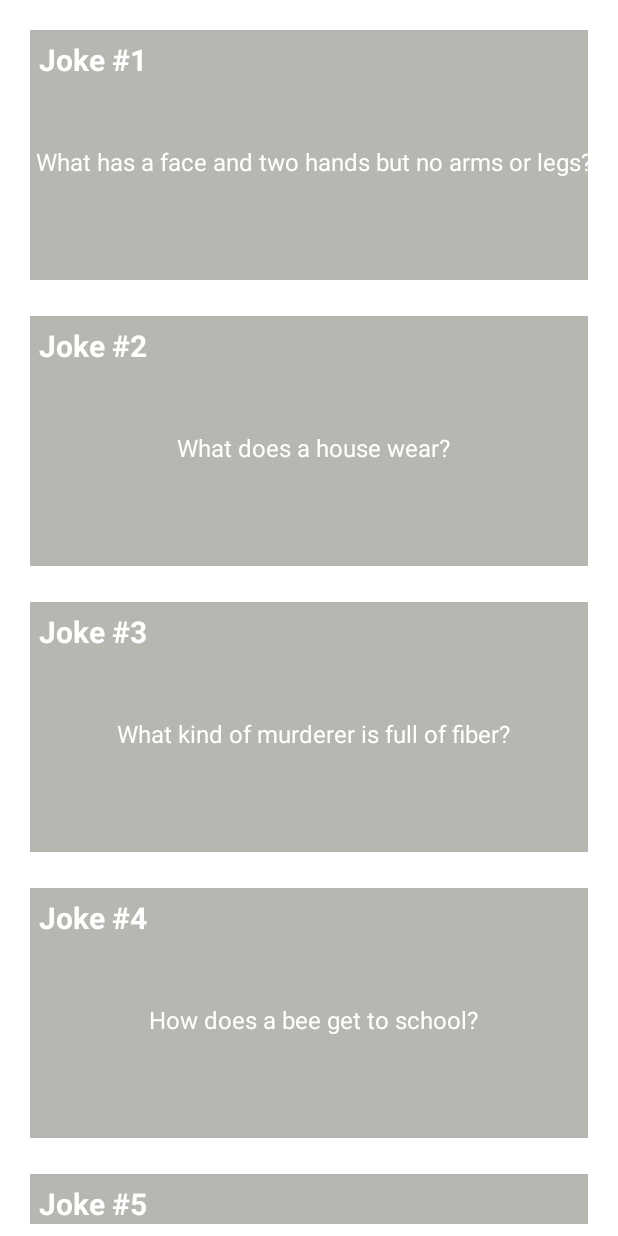
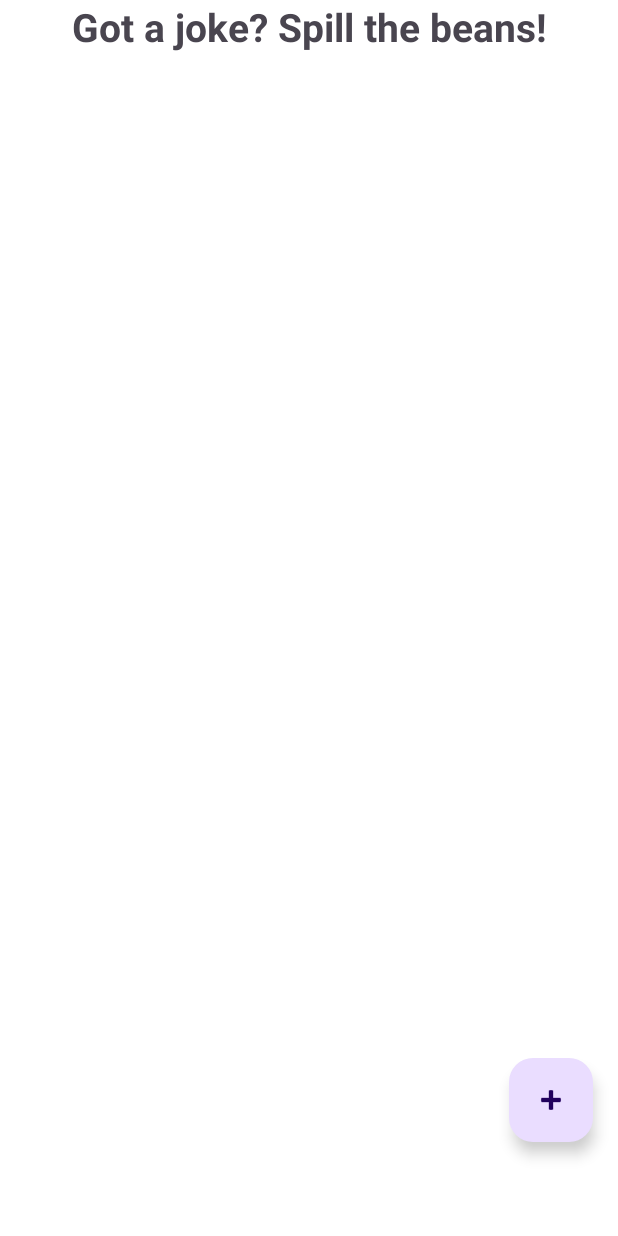
Before and after one commit to pulkabarlova/Sad_Humster, an Android app: the screen it shows after launch (MainActivity), on a phone screen of 412 x 824 dp. Run offline under Robolectric (Android 15) with nearby library versions, the light colour scheme and no system bars.

Commit message:
v6 fragments+coroutines

```diff
--- a/app/src/main/java/com/example/sadhumster/activities/MainActivity.kt
+++ b/app/src/main/java/com/example/sadhumster/activities/MainActivity.kt
@@ -1,28 +1,35 @@
 package com.example.sadhumster.activities
 
 import android.os.Bundle
+import android.util.Log
 import androidx.appcompat.app.AppCompatActivity
+import androidx.fragment.app.FragmentManager
+import androidx.fragment.app.findFragment
+import androidx.lifecycle.ReportFragment.Companion.reportFragment
 import com.example.sadhumster.databinding.ActivityMainBinding
+import com.example.sadhumster.fragments.FragmentJokeAdd
 import com.example.sadhumster.fragments.MainFragment
 
 class MainActivity : AppCompatActivity() {
 
-    private lateinit var binding: ActivityMainBinding
+    lateinit var binding: ActivityMainBinding
 
     override fun onCreate(savedInstanceState: Bundle?) {
         super.onCreate(savedInstanceState)
         binding = ActivityMainBinding.inflate(layoutInflater)
         setContentView(binding.root)
-        if(savedInstanceState == null){
+        if (savedInstanceState == null) {
             openFragment()
         }
     }
-    private fun openFragment(){
+
+    private fun openFragment() {
         val fragment = MainFragment()
         supportFragmentManager
             .beginTransaction()
             .addToBackStack(null)
-            .add(binding.container.id, fragment)
+            .add(binding.container.id, fragment, "main")
             .commit()
     }
+
 }
--- a/app/src/main/java/com/example/sadhumster/fragments/MainFragment.kt
+++ b/app/src/main/java/com/example/sadhumster/fragments/MainFragment.kt
@@ -1,15 +1,21 @@
 package com.example.sadhumster.fragments
 
 import android.os.Bundle
+import android.util.Log
 import android.view.LayoutInflater
 import android.view.View
 import android.view.ViewGroup
 import androidx.fragment.app.Fragment
+import androidx.lifecycle.lifecycleScope
 import androidx.recyclerview.widget.LinearLayoutManager
 import com.example.sadhumster.recycler_set_up.JokesAdapter
 import com.example.sadhumster.model.JokesData
 import com.example.sadhumster.R
+import com.example.sadhumster.activities.MainActivity
 import com.example.sadhumster.databinding.MainFragmentBinding
+import com.example.sadhumster.model.Joke
+import kotlinx.coroutines.delay
+import kotlinx.coroutines.launch
 
 class MainFragment : Fragment(R.layout.main_fragment) {
 
@@ -17,7 +23,8 @@ class MainFragment : Fragment(R.layout.main_fragment) {
     private val binding get() = _binding!!
     private val adapter by lazy { JokesAdapter(this, parentFragmentManager) }
     private val jokesData by lazy { JokesData }
-    private val jokesList = JokesData.getJokesList()
+    private val jokesList = jokesData.getJokesList()
+    private var isFirst = true
 
     override fun onCreateView(
         inflater: LayoutInflater,
@@ -30,7 +37,17 @@ class MainFragment : Fragment(R.layout.main_fragment) {
 
     override fun onViewCreated(view: View, savedInstanceState: Bundle?) {
         super.onViewCreated(view, savedInstanceState)
+        binding.progressBar.visibility = View.INVISIBLE
+        binding.floatingActionButtonFragment1.setOnClickListener {
+            onAddClick()
+        }
+        if (savedInstanceState != null) {
+            jokesList.clear()
+            jokesList.addAll(savedInstanceState.getParcelableArrayList("jokesList")!!)
+            isFirst = savedInstanceState.getBoolean("isFirst")
+        }
         setUpRecycler()
+        getData()
     }
 
     private fun setUpRecycler() {
@@ -43,4 +60,42 @@ class MainFragment : Fragment(R.layout.main_fragment) {
         _binding = null
         super.onDestroy()
     }
+
+    override fun onSaveInstanceState(outState: Bundle) {
+        super.onSaveInstanceState(outState)
+        outState.putParcelableArrayList("jokesList", ArrayList(jokesList))
+        outState.putBoolean("isFirst", isFirst)
+    }
+
+    private fun onAddClick() {
+        isFirst = false
+        val currentFragment = parentFragmentManager.findFragmentByTag("main")
+        if (currentFragment != null) {
+            parentFragmentManager.beginTransaction()
+                .addToBackStack(null)
+                .replace(R.id.container, FragmentJokeAdd())
+                .commit()
+        }
+    }
+
+    private fun getData() {
+        if (!isFirst) {
+            binding.progressBar.visibility = View.VISIBLE
+            binding.enter.visibility = View.INVISIBLE
+        }
+        viewLifecycleOwner.lifecycleScope.launch {
+            delay(2000)
+            parentFragmentManager.setFragmentResultListener(
+                "joke",
+                viewLifecycleOwner
+            ) { _, bundle ->
+                val joke = bundle.getParcelable<Joke>("joke")
+                joke?.let {
+                    jokesList.add(it)
+                }
+            }
+            binding.progressBar.visibility = View.INVISIBLE
+            setUpRecycler()
+        }
+    }
 }
--- a/app/src/main/java/com/example/sadhumster/model/JokesData.kt
+++ b/app/src/main/java/com/example/sadhumster/model/JokesData.kt
@@ -1,20 +1,8 @@
 package com.example.sadhumster.model
 
 object JokesData {
-    fun getJokesList(): List<Joke> {
-        val jokesList = listOf(
-            Joke("Joke #1", "What has a face and two hands but no arms or legs?", "a clock"),
-            Joke("Joke #2", "What does a house wear?", "ad-dress."),
-            Joke("Joke #3", "What kind of murderer is full of fiber?", "a cereal killer"),
-            Joke("Joke #4", "How does a bee get to school?", "on a buzz!"),
-            Joke("Joke #5", "What kind of running leads to walking?", "running out of gas!"),
-            Joke(
-                "Joke #6",
-                "I Start with M, end with X, and have a never-ending amount of letters. What am I?",
-                "a mailbox"
-            ),
-            Joke("Joke #7", "What is orange and sounds like a parrot?", "a carrot.")
-        )
+    fun getJokesList(): MutableList<Joke> {
+        val jokesList = mutableListOf<Joke>()
         return jokesList
     }
 }
--- a/app/src/main/java/com/example/sadhumster/recycler_set_up/JokesAdapter.kt
+++ b/app/src/main/java/com/example/sadhumster/recycler_set_up/JokesAdapter.kt
@@ -17,7 +17,7 @@ class JokesAdapter(
     private val fragmentManager: FragmentManager
 ) : RecyclerView.Adapter<JokesHolder>() {
 
-    private var jokes = emptyList<Joke>()
+    private var jokes = mutableListOf<Joke>()
 
     override fun onCreateViewHolder(parent: ViewGroup, viewType: Int): JokesHolder {
         val inflater = LayoutInflater.from(parent.context)
@@ -29,10 +29,12 @@ class JokesAdapter(
         return jokes.size
     }
 
-    fun setData(newList: List<Joke>) {
+    fun setData(newList: MutableList<Joke>) {
         val diffCallback = JokesDiffUtil(jokes, newList)
         val diffResult = DiffUtil.calculateDiff(diffCallback)
-        jokes = newList
+        notifyItemRangeInserted(jokes.size, newList.size)
+        jokes.clear()
+        jokes.addAll(newList)
         diffResult.dispatchUpdatesTo(this)
     }
 
@@ -40,13 +42,16 @@ class JokesAdapter(
         holder.bind(jokes[position])
         holder.itemView.setOnClickListener {
             val fragment = FragmentJokesDetails()
-            fragment.arguments = Bundle().apply {
-                putInt("jokeIndex", position)
-            }
+            fragmentManager.setFragmentResult(
+                "jokeDetails",
+                Bundle().apply {
+                    putParcelableArrayList("jokesList", ArrayList(jokes))
+                    putInt("jokeIndex", position)
+                }
+            )
             fragmentManager.beginTransaction()
-                .hide(fragmentManager.fragments[0])
                 .addToBackStack(null)
-                .add(R.id.container, fragment)
+                .replace(R.id.container, fragment)
                 .commit()
         }
     }
--- a/app/src/main/java/com/example/sadhumster/recycler_set_up/JokesHolder.kt
+++ b/app/src/main/java/com/example/sadhumster/recycler_set_up/JokesHolder.kt
@@ -7,15 +7,7 @@ import com.example.sadhumster.databinding.JokeItemBinding
 class JokesHolder(private val binding: JokeItemBinding) : RecyclerView.ViewHolder(binding.root) {
 
     fun bind(joke: Joke) {
-        // setOnClickListener до реализации JоkesDetails, может пригодиться для следующей версии
-        /*        binding.imageView.setOnClickListener {
-                    if (binding.answer.text == joke.answer)
-                        binding.answer.text = ""
-                    else {
-                        binding.answer.text = joke.answer
-                    }
-                }*/
-        binding.header.text = joke.category
+        binding.header.text = "#" + "" + (position + 1).toString() + " " + joke.category
         binding.question.text = joke.question
     }
 }
--- a/app/src/main/res/layout/activity_main.xml
+++ b/app/src/main/res/layout/activity_main.xml
@@ -11,7 +11,9 @@
     <androidx.fragment.app.FragmentContainerView
         android:id="@+id/container"
         android:layout_width="match_parent"
-        android:layout_height="match_parent">
+        android:layout_height="match_parent"
+        tools:layout_editor_absoluteX="-170dp"
+        tools:layout_editor_absoluteY="0dp">
     </androidx.fragment.app.FragmentContainerView>
 
 </androidx.constraintlayout.widget.ConstraintLayout>
--- a/app/src/main/res/layout/joke_item.xml
+++ b/app/src/main/res/layout/joke_item.xml
@@ -23,7 +23,7 @@
         android:layout_marginStart="6dp"
         android:layout_marginTop="6dp"
         android:textColor="@android:color/white"
-        android:textSize="20sp"
+        android:textSize="30sp"
         android:textStyle="bold"
         app:layout_constraintBottom_toBottomOf="parent"
         app:layout_constraintEnd_toEndOf="parent"
--- a/app/src/main/res/layout/main_fragment.xml
+++ b/app/src/main/res/layout/main_fragment.xml
@@ -8,11 +8,48 @@
     android:background="@color/white"
     tools:context=".fragments.MainFragment">
 
+    <com.google.android.material.floatingactionbutton.FloatingActionButton
+        android:id="@+id/floatingActionButtonFragment1"
+        android:layout_width="wrap_content"
+        android:layout_height="wrap_content"
+        android:clickable="true"
+        app:layout_constraintBottom_toBottomOf="parent"
+        app:layout_constraintEnd_toEndOf="parent"
+        app:layout_constraintHorizontal_bias="0.954"
+        app:layout_constraintStart_toStartOf="parent"
+        app:layout_constraintTop_toTopOf="parent"
+        app:layout_constraintVertical_bias="0.918"
+        app:srcCompat="@android:drawable/ic_input_add" />
+
+    <TextView
+        android:id="@+id/enter"
+        android:layout_width="wrap_content"
+        android:layout_height="wrap_content"
+        android:text="@string/enter"
+        android:textSize="26dp"
+        android:textStyle="bold"
+        app:layout_constraintEnd_toEndOf="parent"
+        app:layout_constraintStart_toStartOf="parent"
+        app:layout_constraintTop_toTopOf="parent" />
+
     <androidx.recyclerview.widget.RecyclerView
         android:id="@+id/recycler_view"
         android:layout_width="match_parent"
         android:layout_height="match_parent"
         android:layout_margin="8dp"
+        android:layout_marginBottom="8dp"
         app:layout_constraintBottom_toBottomOf="parent"
+        app:layout_constraintTop_toTopOf="parent"
+        tools:layout_editor_absoluteX="8dp">
+    </androidx.recyclerview.widget.RecyclerView>
+
+    <ProgressBar
+        android:id="@+id/progressBar"
+        style="?android:attr/progressBarStyle"
+        android:layout_width="wrap_content"
+        android:layout_height="wrap_content"
+        app:layout_constraintBottom_toBottomOf="@+id/recycler_view"
+        app:layout_constraintEnd_toEndOf="parent"
+        app:layout_constraintStart_toStartOf="parent"
         app:layout_constraintTop_toTopOf="parent" />
 </androidx.constraintlayout.widget.ConstraintLayout>
--- a/app/src/main/res/values/strings.xml
+++ b/app/src/main/res/values/strings.xml
@@ -3,6 +3,11 @@
     <string name="question">Question</string>
     <string name="answer">answer</string>
     <string name="joke">Joke</string>
+    <string name="enter_joke">Enter joke name</string>
+    <string name="enter_question">Enter question</string>
+    <string name="enter_answer">Enter answer</string>
+    <string name="add">Add</string>
+    <string name="enter">Got a joke? Spill the beans!</string>
     <!-- TODO: Remove or change this placeholder text -->
     <string name="hello_blank_fragment">Hello blank fragment</string>
 </resources>
```
Also changed, not shown: app/src/main/java/com/example/sadhumster/fragments/FragmentJokeAdd.kt (added, +60 -0 lines), app/src/main/java/com/example/sadhumster/fragments/FragmentJokesDetails.kt (+17 -13 lines), app/src/main/java/com/example/sadhumster/model/Joke.kt (+23 -1 lines), app/src/main/res/layout/fragment_joke_add.xml (added, +86 -0 lines).
